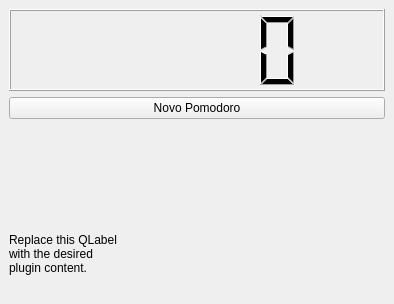
Qt form pomodoro_dockwidget_base.ui (elitonfilho/pomodoro) before a commit.
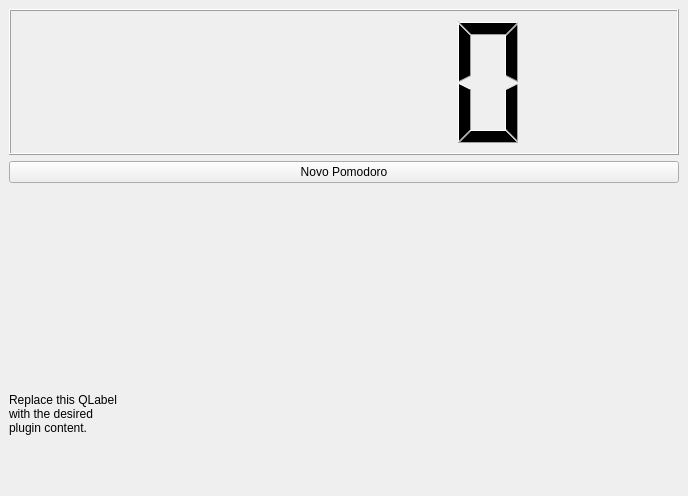
The same form after that commit.

Commit message: feat: Led status functional

Patch:
```diff
--- a/pomodoro_dockwidget_base.ui
+++ b/pomodoro_dockwidget_base.ui
@@ -6,8 +6,8 @@
    <rect>
     <x>0</x>
     <y>0</y>
-    <width>394</width>
-    <height>304</height>
+    <width>688</width>
+    <height>496</height>
    </rect>
   </property>
   <property name="windowTitle">
@@ -18,28 +18,6 @@
     <bool>true</bool>
    </property>
    <layout class="QGridLayout" name="gridLayout">
-    <item row="3" column="0">
-     <widget class="QLabel" name="label">
-      <property name="text">
-       <string>Replace this QLabel
-with the desired
-plugin content.</string>
-      </property>
-      <property name="scaledContents">
-       <bool>false</bool>
-      </property>
-     </widget>
-    </item>
-    <item row="1" column="0">
-     <widget class="QPushButton" name="pushButton">
-      <property name="text">
-       <string>Novo Pomodoro</string>
-      </property>
-      <property name="checkable">
-       <bool>false</bool>
-      </property>
-     </widget>
-    </item>
     <item row="0" column="0">
      <widget class="QLCDNumber" name="lcdNumber">
       <property name="frameShape">
@@ -56,8 +34,104 @@
       </property>
      </widget>
     </item>
+    <item row="4" column="0">
+     <layout class="QHBoxLayout" name="testeLayout"/>
+    </item>
+    <item row="3" column="0">
+     <widget class="QLabel" name="label">
+      <property name="text">
+       <string>Replace this QLabel
+with the desired
+plugin content.</string>
+      </property>
+      <property name="scaledContents">
+       <bool>false</bool>
+      </property>
+     </widget>
+    </item>
     <item row="2" column="0">
-     <widget class="QWidget" name="widget" native="true"/>
+     <layout class="QHBoxLayout" name="horizontalLayout">
+      <item>
+       <widget class="QLabel" name="icon_0">
+        <property name="text">
+         <string/>
+        </property>
+        <property name="alignment">
+         <set>Qt::AlignCenter</set>
+        </property>
+       </widget>
+      </item>
+      <item>
+       <widget class="QLabel" name="icon_1">
+        <property name="text">
+         <string/>
+        </property>
+        <property name="alignment">
+         <set>Qt::AlignCenter</set>
+        </property>
+       </widget>
+      </item>
+      <item>
+       <widget class="QLabel" name="icon_2">
+        <property name="text">
+         <string/>
+        </property>
+        <property name="alignment">
+         <set>Qt::AlignCenter</set>
+        </property>
+       </widget>
+      </item>
+      <item>
+       <widget class="QLabel" name="icon_3">
+        <property name="text">
+         <string/>
+        </property>
+        <property name="alignment">
+         <set>Qt::AlignCenter</set>
+        </property>
+       </widget>
+      </item>
+      <item>
+       <widget class="QLabel" name="icon_4">
+        <property name="text">
+         <string/>
+        </property>
+        <property name="alignment">
+         <set>Qt::AlignCenter</set>
+        </property>
+       </widget>
+      </item>
+      <item>
+       <widget class="QLabel" name="icon_5">
+        <property name="text">
+         <string/>
+        </property>
+        <property name="alignment">
+         <set>Qt::AlignCenter</set>
+        </property>
+       </widget>
+      </item>
+      <item>
+       <widget class="QLabel" name="icon_6">
+        <property name="text">
+         <string/>
+        </property>
+        <property name="alignment">
+         <set>Qt::AlignCenter</set>
+        </property>
+       </widget>
+      </item>
+     </layout>
+    </item>
+    <item row="1" column="0">
+     <widget class="QPushButton" name="pushButton">
+      <property name="text">
+       <string>Novo Pomodoro</string>
+      </property>
+      <property name="checkable">
+       <bool>false</bool>
+      </property>
+     </widget>
     </item>
    </layout>
   </widget>
```
The commit also changes 2 other files.
